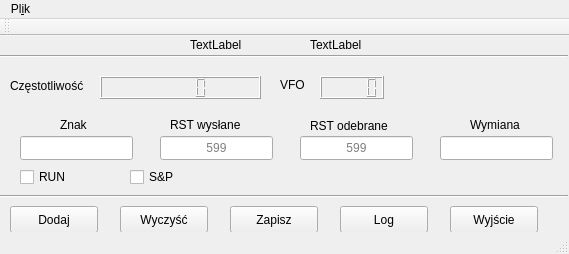
Before: the Qt Designer form mainwindow.ui in darvark/CallLogger, drawn with Qt 5.
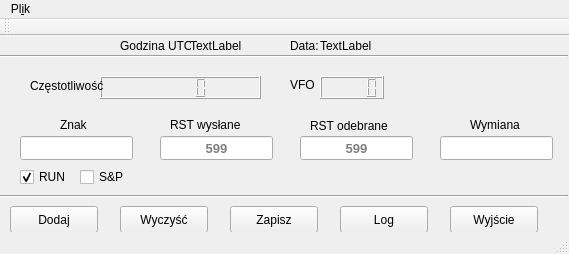
After: the same form once the commit is applied.

What changed in the file:
```diff
--- a/mainwindow.ui
+++ b/mainwindow.ui
@@ -87,6 +87,13 @@
       <height>24</height>
      </rect>
     </property>
+    <property name="font">
+     <font>
+      <pointsize>10</pointsize>
+      <weight>75</weight>
+      <bold>true</bold>
+     </font>
+    </property>
     <property name="maxLength">
      <number>3</number>
     </property>
@@ -106,6 +113,13 @@
       <height>24</height>
      </rect>
     </property>
+    <property name="font">
+     <font>
+      <pointsize>10</pointsize>
+      <weight>75</weight>
+      <bold>true</bold>
+     </font>
+    </property>
     <property name="maxLength">
      <number>3</number>
     </property>
@@ -148,7 +162,7 @@
    <widget class="QLabel" name="label">
     <property name="geometry">
      <rect>
-      <x>10</x>
+      <x>30</x>
       <y>40</y>
       <width>91</width>
       <height>20</height>
@@ -161,7 +175,7 @@
    <widget class="QLabel" name="label_2">
     <property name="geometry">
      <rect>
-      <x>280</x>
+      <x>290</x>
       <y>40</y>
       <width>58</width>
       <height>18</height>
@@ -261,11 +275,17 @@
     <property name="text">
      <string>RUN</string>
     </property>
+    <property name="shortcut">
+     <string>Alt+U</string>
+    </property>
+    <property name="checked">
+     <bool>true</bool>
+    </property>
    </widget>
    <widget class="QCheckBox" name="searchandwork">
     <property name="geometry">
      <rect>
-      <x>130</x>
+      <x>80</x>
       <y>130</y>
       <width>83</width>
       <height>22</height>
@@ -297,7 +317,7 @@
       <x>190</x>
       <y>0</y>
       <width>71</width>
-      <height>18</height>
+      <height>20</height>
      </rect>
     </property>
     <property name="text">
@@ -307,10 +327,10 @@
    <widget class="QLabel" name="data">
     <property name="geometry">
      <rect>
-      <x>310</x>
+      <x>320</x>
       <y>0</y>
       <width>71</width>
-      <height>18</height>
+      <height>20</height>
      </rect>
     </property>
     <property name="text">
@@ -343,6 +363,32 @@
      <enum>Qt::Horizontal</enum>
     </property>
    </widget>
+   <widget class="QLabel" name="label_7">
+    <property name="geometry">
+     <rect>
+      <x>120</x>
+      <y>0</y>
+      <width>71</width>
+      <height>20</height>
+     </rect>
+    </property>
+    <property name="text">
+     <string>Godzina UTC:</string>
+    </property>
+   </widget>
+   <widget class="QLabel" name="label_8">
+    <property name="geometry">
+     <rect>
+      <x>290</x>
+      <y>0</y>
+      <width>41</width>
+      <height>20</height>
+     </rect>
+    </property>
+    <property name="text">
+     <string>Data:</string>
+    </property>
+   </widget>
   </widget>
   <widget class="QMenuBar" name="menuBar">
    <property name="geometry">
```
Left out of the diff: 27 changed lines with no effect on the pictures.
